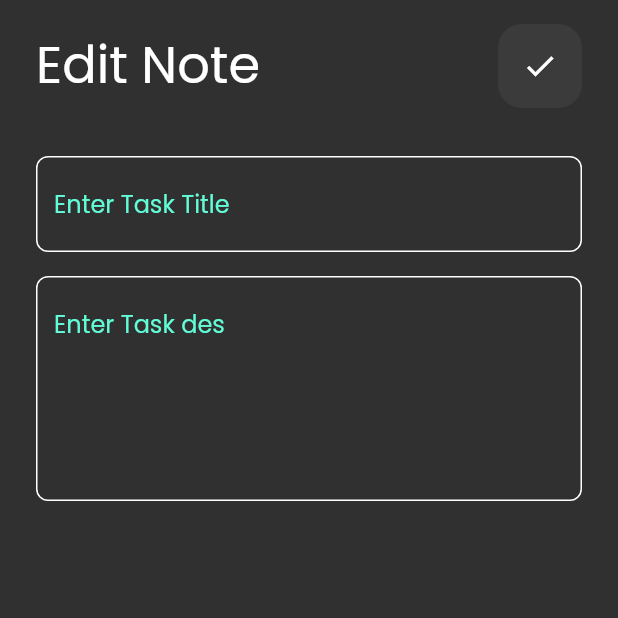
After one commit to AyaAbdElmoneim158/Flutter_Apps_2023, a Flutter app: the screen it shows after launch, after a tap on "Notes1", on a phone screen of 412 x 824 dp, the top half of it. The commit adds this screen. Run offline on Flutter 3.47's test engine with Material 2 defaults, Android fonts, the phone set to English and light mode, and no system bars; our stand-ins replace google_fonts.

Commit message:
Add Edit view Page

```diff
--- /dev/null
+++ b/lib/views/edit_view.dart
@@ -0,0 +1,33 @@
+import 'package:apps/widgets/custom_text_field.dart';
+import 'package:apps/widgets/notes_view_app_bar.dart';
+import 'package:flutter/material.dart';
+
+class EditView extends StatelessWidget {
+  const EditView({super.key});
+
+  @override
+  Widget build(BuildContext context) {
+    return Scaffold(
+      body: Padding(
+        padding: const EdgeInsets.symmetric(vertical: 16, horizontal: 24),
+        child: Column(
+          children: [
+            NotesViewAppBar(
+                title: "Edit Note",
+                icon: Icons.check,
+                onTap: () {
+                  Navigator.of(context).pop();
+                }),
+            const SizedBox(height: 32),
+            const CustomTextField(hintText: "Enter Task Title"),
+            const SizedBox(height: 16),
+            const CustomTextField(
+              hintText: "Enter Task des",
+              maxLines: 5,
+            ),
+          ],
+        ),
+      ),
+    );
+  }
+}
--- a/lib/widgets/custom_icon.dart
+++ b/lib/widgets/custom_icon.dart
@@ -11,7 +11,7 @@ class CustomIcon extends StatelessWidget {
       decoration: BoxDecoration(
           color: Colors.white.withOpacity(0.05),
           borderRadius: BorderRadius.circular(16)),
-      child: const Icon(Icons.search),
+      child: Icon(icon),
     );
   }
 }
--- a/lib/widgets/note_item.dart
+++ b/lib/widgets/note_item.dart
@@ -1,4 +1,5 @@
 import 'package:apps/util/style.dart';
+import 'package:apps/views/edit_view.dart';
 import 'package:flutter/material.dart';
 
 class NoteItem extends StatelessWidget {
@@ -9,7 +10,12 @@ class NoteItem extends StatelessWidget {
   @override
   Widget build(BuildContext context) {
     //ToDo:.......... He use ListTitle
-    return Container(
+    return GestureDetector(
+      onTap: () {
+        Navigator.of(context)
+            .push(MaterialPageRoute(builder: (context) => const EditView()));
+      },
+      child: Container(
         padding: const EdgeInsets.all(24),
         decoration: BoxDecoration(
           color: const Color(0xffFFCC80),
@@ -51,6 +57,7 @@ class NoteItem extends StatelessWidget {
             )
           ],
         ),
+      ),
     );
   }
 }
--- a/lib/widgets/notes_view_app_bar.dart
+++ b/lib/widgets/notes_view_app_bar.dart
@@ -3,17 +3,23 @@ import 'package:apps/widgets/custom_icon.dart';
 import 'package:flutter/material.dart';
 
 class NotesViewAppBar extends StatelessWidget {
-  const NotesViewAppBar({
-    super.key,
-  });
+  const NotesViewAppBar(
+      {super.key, this.title = "Notes", this.icon = Icons.search, this.onTap});
+  final String title;
+  final IconData icon;
+  final void Function()? onTap;
 
   @override
   Widget build(BuildContext context) {
     return Row(
       mainAxisAlignment: MainAxisAlignment.spaceBetween,
       children: [
-        Text("Notes", style: AppTextStyle.styleTitle(context)),
-        const CustomIcon()
+        Text(title, style: AppTextStyle.styleTitle(context)),
+        GestureDetector(
+            onTap: onTap,
+            child: CustomIcon(
+              icon: icon,
+            ))
       ],
     );
   }
```
Also changed, not shown: 1 other file. Lines whose indentation alone changed are shown as unchanged.
